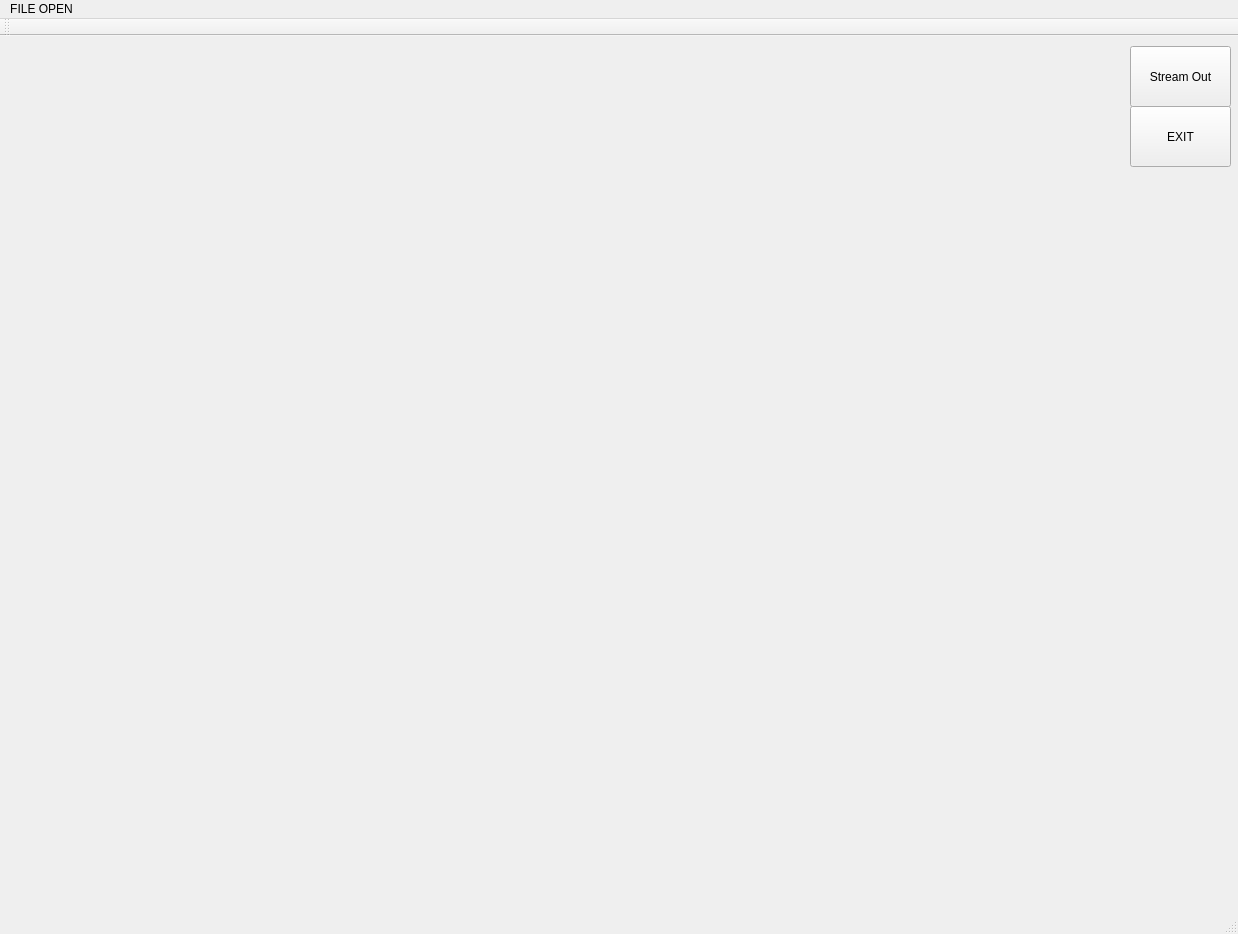
jinugi011/KETI_SERVER, file KETI_SERVER/KETI_SERVER.ui: the form before one commit.
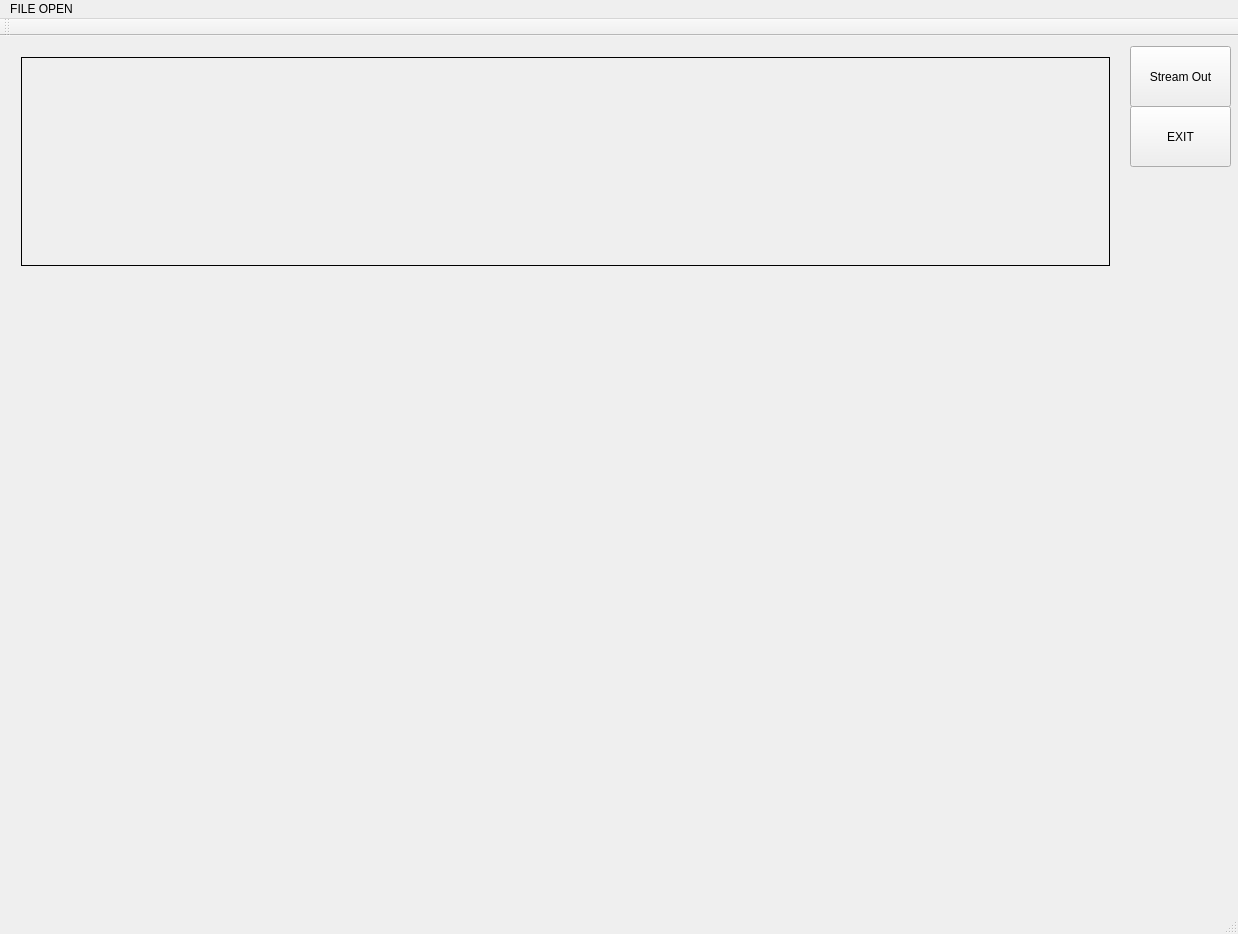
The form after the commit.

The edit to the form file:
```diff
--- a/KETI_SERVER/KETI_SERVER.ui
+++ b/KETI_SERVER/KETI_SERVER.ui
@@ -49,7 +49,21 @@
       <height>231</height>
      </rect>
     </property>
-    <layout class="QHBoxLayout" name="horizontalLayout"/>
+    <layout class="QHBoxLayout" name="horizontalLayout">
+     <item>
+      <widget class="QLabel" name="frameLabel">
+       <property name="mouseTracking">
+        <bool>true</bool>
+       </property>
+       <property name="frameShape">
+        <enum>QFrame::Box</enum>
+       </property>
+       <property name="text">
+        <string/>
+       </property>
+      </widget>
+     </item>
+    </layout>
    </widget>
   </widget>
   <widget class="QMenuBar" name="menuBar">
```
